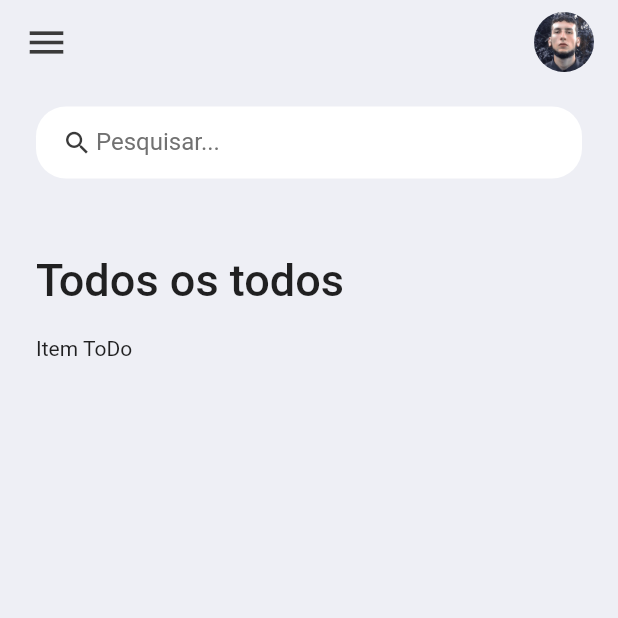
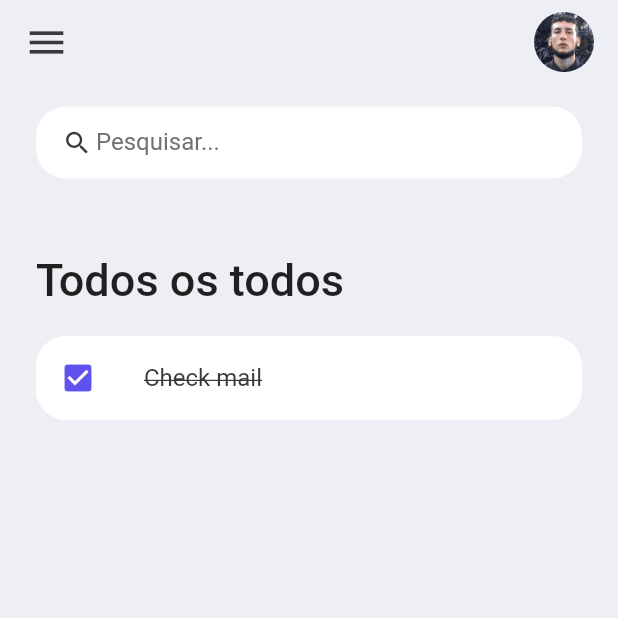
Before and after one commit to matefs/Todo_app, a Flutter app: the screen it shows after launch, on a phone screen of 412 x 824 dp, the top half of it. Run offline on Flutter 3.47's test engine with Material 2 defaults, Android fonts, the phone set to English and light mode, and no system bars.

Commit message:
add: componente listTIle com o texto do todo item

```diff
--- a/lib/widgets/todo_item.dart
+++ b/lib/widgets/todo_item.dart
@@ -1,10 +1,19 @@
 import 'package:flutter/material.dart';
+import 'package:todo_app/constants/colors.dart';
 
 class ToDoItem extends StatelessWidget {
   const ToDoItem({Key? key}) : super(key: key);
 
   @override
   Widget build(BuildContext context) {
-    return Container(child: Text('Item ToDo'),);
+    return Container(
+      child: ListTile(
+        onTap: (){},
+        shape: RoundedRectangleBorder(borderRadius: BorderRadius.circular(20)),
+        tileColor: Colors.white,
+        leading: Icon(Icons.check_box, color: tdBlue,),
+        title: Text('Check mail', style: TextStyle(fontSize: 16,color: tdBlack,decoration: TextDecoration.lineThrough),),
+      ),
+    );
   }
 }
```
